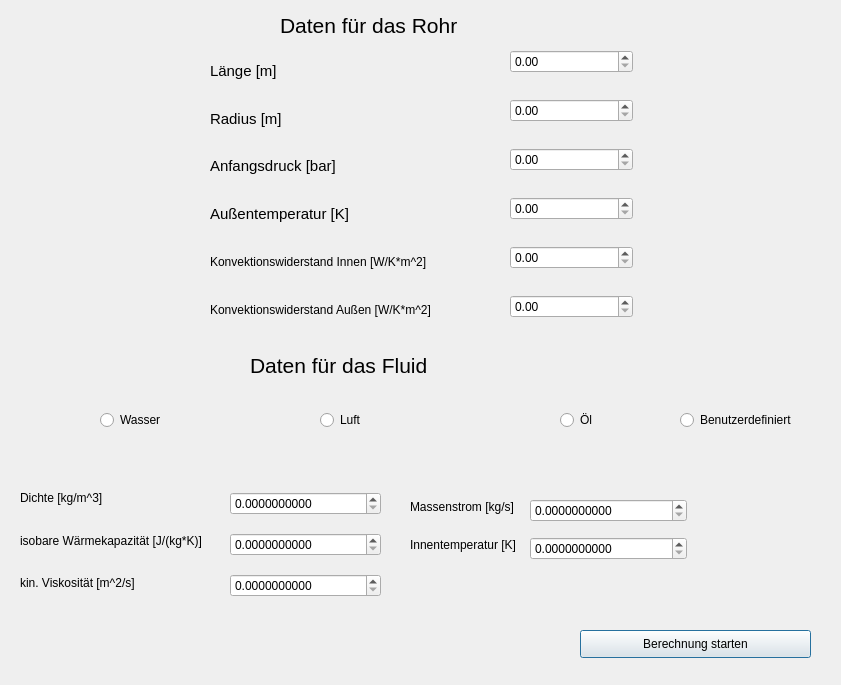
Old version of the form src/dateneingabe.ui in the repository maxiimilian/btube.
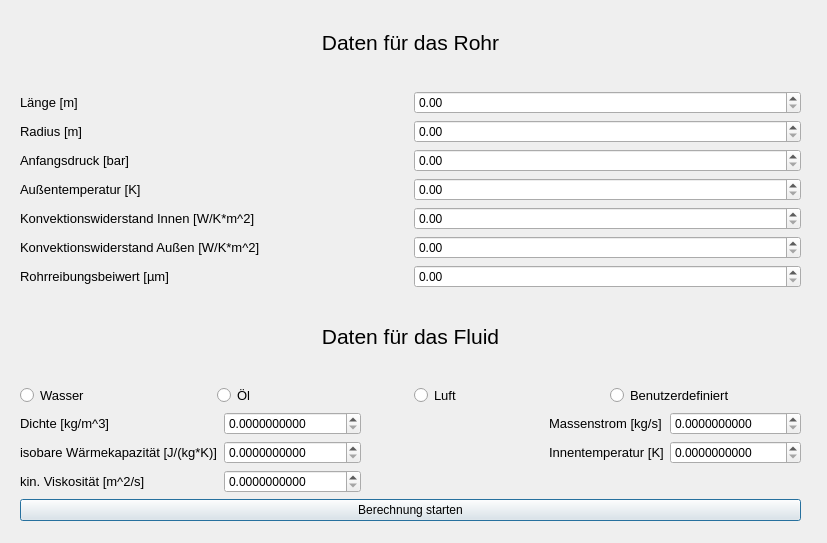
New version of the form.

Commit message:
GUI Überarbeitung
Design Änderungen an der GUI

What changed in the file:
```diff
--- a/src/dateneingabe.ui
+++ b/src/dateneingabe.ui
@@ -6,86 +6,171 @@
    <rect>
     <x>0</x>
     <y>0</y>
-    <width>841</width>
-    <height>685</height>
+    <width>827</width>
+    <height>543</height>
    </rect>
   </property>
   <property name="windowTitle">
    <string>Dateneingabe</string>
   </property>
-  <widget class="QLabel" name="label">
+  <widget class="QWidget" name="verticalLayoutWidget">
    <property name="geometry">
     <rect>
-     <x>280</x>
+     <x>20</x>
      <y>0</y>
-     <width>241</width>
-     <height>51</height>
+     <width>781</width>
+     <height>521</height>
     </rect>
    </property>
+   <layout class="QVBoxLayout" name="verticalLayout">
+    <item>
+     <widget class="QLabel" name="label">
    <property name="text">
-    <string>&lt;html&gt;&lt;head/&gt;&lt;body&gt;&lt;p&gt;&lt;span style=&quot; font-size:16pt;&quot;&gt;Daten für das Rohr&lt;/span&gt;&lt;/p&gt;&lt;/body&gt;&lt;/html&gt;</string>
-   </property>
-  </widget>
+       <string>&lt;html&gt;&lt;head/&gt;&lt;body&gt;&lt;p align=&quot;center&quot;&gt;&lt;span style=&quot; font-size:16pt;&quot;&gt;Daten für das Rohr&lt;/span&gt;&lt;/p&gt;&lt;/body&gt;&lt;/html&gt;</string>
+      </property>
+     </widget>
+    </item>
+    <item>
+     <layout class="QGridLayout" name="gridLayout">
+      <item row="1" column="0">
+       <widget class="QLabel" name="label_3">
+        <property name="text">
+         <string>&lt;html&gt;&lt;head/&gt;&lt;body&gt;&lt;p&gt;&lt;span style=&quot; font-size:10pt;&quot;&gt;Radius [m]&lt;/span&gt;&lt;/p&gt;&lt;/body&gt;&lt;/html&gt;</string>
+        </property>
+       </widget>
+      </item>
+      <item row="3" column="0">
+       <widget class="QLabel" name="label_13">
+        <property name="text">
+         <string>&lt;html&gt;&lt;head/&gt;&lt;body&gt;&lt;p&gt;&lt;span style=&quot; font-size:10pt;&quot;&gt;Außentemperatur [K]&lt;/span&gt;&lt;/p&gt;&lt;/body&gt;&lt;/html&gt;</string>
+        </property>
+       </widget>
+      </item>
+      <item row="1" column="1">
+       <widget class="QDoubleSpinBox" name="radius">
+        <property name="maximum">
+         <double>2000.000000000000000</double>
+        </property>
+       </widget>
+      </item>
+      <item row="2" column="0">
+       <widget class="QLabel" name="label_10">
+        <property name="text">
+         <string>&lt;html&gt;&lt;head/&gt;&lt;body&gt;&lt;p&gt;&lt;span style=&quot; font-size:10pt;&quot;&gt;Anfangsdruck [bar]&lt;/span&gt;&lt;/p&gt;&lt;/body&gt;&lt;/html&gt;</string>
+        </property>
+       </widget>
+      </item>
+      <item row="0" column="1">
+       <widget class="QDoubleSpinBox" name="laenge">
+        <property name="maximum">
+         <double>1000.000000000000000</double>
+        </property>
+       </widget>
+      </item>
+      <item row="2" column="1">
+       <widget class="QDoubleSpinBox" name="druckein">
+        <property name="maximum">
+         <double>1000.000000000000000</double>
+        </property>
+       </widget>
+      </item>
+      <item row="5" column="0">
+       <widget class="QLabel" name="label_11">
+        <property name="text">
+         <string>&lt;html&gt;&lt;head/&gt;&lt;body&gt;&lt;p&gt;&lt;span style=&quot; font-size:10pt;&quot;&gt;Konvektionswiderstand Innen [W/K*m^2]&lt;/span&gt;&lt;/p&gt;&lt;/body&gt;&lt;/html&gt;</string>
+        </property>
+       </widget>
+      </item>
+      <item row="6" column="1">
+       <widget class="QDoubleSpinBox" name="alpha_aussen">
+        <property name="maximum">
+         <double>10000000000.000000000000000</double>
+        </property>
+       </widget>
+      </item>
+      <item row="3" column="1">
+       <widget class="QDoubleSpinBox" name="temp_aussen">
+        <property name="maximum">
+         <double>10000000.000000000000000</double>
+        </property>
+       </widget>
+      </item>
+      <item row="5" column="1">
+       <widget class="QDoubleSpinBox" name="alpha_innen">
+        <property name="maximum">
+         <double>1000000000.000000000000000</double>
+        </property>
+       </widget>
+      </item>
+      <item row="6" column="0">
+       <widget class="QLabel" name="label_14">
+        <property name="text">
+         <string>&lt;html&gt;&lt;head/&gt;&lt;body&gt;&lt;p&gt;&lt;span style=&quot; font-size:10pt;&quot;&gt;Konvektionswiderstand Außen [W/K*m^2]&lt;/span&gt;&lt;/p&gt;&lt;/body&gt;&lt;/html&gt;</string>
+        </property>
+       </widget>
+      </item>
+      <item row="0" column="0">
+       <widget class="QLabel" name="label_2">
+        <property name="text">
+         <string>&lt;html&gt;&lt;head/&gt;&lt;body&gt;&lt;p&gt;&lt;span style=&quot; font-size:10pt;&quot;&gt;Länge [m]&lt;/span&gt;&lt;/p&gt;&lt;/body&gt;&lt;/html&gt;</string>
+        </property>
+       </widget>
+      </item>
+      <item row="7" column="0">
+       <widget class="QLabel" name="label_12">
+        <property name="text">
+         <string>&lt;html&gt;&lt;head/&gt;&lt;body&gt;&lt;p&gt;&lt;span style=&quot; font-size:10pt;&quot;&gt;Rohrreibungsbeiwert [µm]&lt;/span&gt;&lt;/p&gt;&lt;/body&gt;&lt;/html&gt;</string>
+        </property>
+       </widget>
+      </item>
+      <item row="7" column="1">
+       <widget class="QDoubleSpinBox" name="ksrohr">
+        <property name="maximum">
+         <double>100000.000000000000000</double>
+        </property>
+       </widget>
+      </item>
+     </layout>
+    </item>
+    <item>
   <widget class="QLabel" name="label_4">
-   <property name="geometry">
-    <rect>
-     <x>250</x>
-     <y>340</y>
-     <width>231</width>
-     <height>51</height>
-    </rect>
-   </property>
    <property name="text">
-    <string>&lt;html&gt;&lt;head/&gt;&lt;body&gt;&lt;p&gt;&lt;span style=&quot; font-size:16pt;&quot;&gt;Daten für das Fluid&lt;/span&gt;&lt;/p&gt;&lt;/body&gt;&lt;/html&gt;</string>
-   </property>
-  </widget>
+       <string>&lt;html&gt;&lt;head/&gt;&lt;body&gt;&lt;p align=&quot;center&quot;&gt;&lt;span style=&quot; font-size:16pt;&quot;&gt;Daten für das Fluid&lt;/span&gt;&lt;/p&gt;&lt;/body&gt;&lt;/html&gt;</string>
+      </property>
+     </widget>
+    </item>
+    <item>
+     <layout class="QHBoxLayout" name="horizontalLayout">
+      <item>
   <widget class="QRadioButton" name="Wasser">
-   <property name="geometry">
-    <rect>
-     <x>100</x>
-     <y>410</y>
-     <width>70</width>
-     <height>20</height>
-    </rect>
+        <property name="font">
+         <font>
+          <pointsize>10</pointsize>
+         </font>
    </property>
    <property name="text">
     <string>Wasser</string>
    </property>
   </widget>
+      </item>
+      <item>
   <widget class="QRadioButton" name="Oel">
-   <property name="geometry">
-    <rect>
-     <x>560</x>
-     <y>410</y>
-     <width>39</width>
-     <height>20</height>
-    </rect>
+        <property name="font">
+         <font>
+          <pointsize>10</pointsize>
+         </font>
    </property>
    <property name="text">
     <string>Öl</string>
    </property>
   </widget>
-  <widget class="QRadioButton" name="Benutzerdefiniert">
-   <property name="geometry">
-    <rect>
-     <x>680</x>
-     <y>410</y>
-     <width>124</width>
-     <height>20</height>
-    </rect>
-   </property>
-   <property name="text">
-    <string>Benutzerdefiniert</string>
-   </property>
-  </widget>
+      </item>
+      <item>
   <widget class="QRadioButton" name="Luft">
-   <property name="geometry">
-    <rect>
-     <x>320</x>
-     <y>410</y>
-     <width>48</width>
-     <height>20</height>
-    </rect>
+        <property name="font">
+         <font>
+          <pointsize>10</pointsize>
+         </font>
    </property>
    <property name="text">
     <string>Luft</string>
@@ -97,73 +182,58 @@
     <bool>false</bool>
    </property>
   </widget>
-  <widget class="QPushButton" name="pushButton">
-   <property name="geometry">
-    <rect>
-     <x>580</x>
-     <y>630</y>
-     <width>231</width>
-     <height>28</height>
-    </rect>
+      </item>
+      <item>
+       <widget class="QRadioButton" name="Benutzerdefiniert">
+        <property name="font">
+         <font>
+          <pointsize>10</pointsize>
+         </font>
    </property>
    <property name="text">
-    <string>Berechnung starten</string>
-   </property>
-  </widget>
-  <widget class="QWidget" name="layoutWidget">
-   <property name="geometry">
-    <rect>
-     <x>20</x>
-     <y>480</y>
-     <width>212</width>
-     <height>121</height>
-    </rect>
-   </property>
-   <layout class="QVBoxLayout" name="verticalLayout">
-    <item>
-     <widget class="QLabel" name="label_5">
-      <property name="text">
-       <string>Dichte [kg/m^3]</string>
-      </property>
-     </widget>
-    </item>
+         <string>Benutzerdefiniert</string>
+        </property>
+       </widget>
+      </item>
+     </layout>
+    </item>
     <item>
+     <layout class="QGridLayout" name="gridLayout_2">
+      <item row="1" column="0">
      <widget class="QLabel" name="label_8">
+        <property name="font">
+         <font>
+          <pointsize>10</pointsize>
+         </font>
+        </property>
       <property name="text">
        <string>isobare Wärmekapazität [J/(kg*K)]</string>
       </property>
      </widget>
     </item>
-    <item>
+      <item row="0" column="1">
+       <widget class="QDoubleSpinBox" name="Dichte">
+        <property name="decimals">
+         <number>10</number>
+        </property>
+        <property name="maximum">
+         <double>100000.000000000000000</double>
+        </property>
+       </widget>
+      </item>
+      <item row="2" column="0">
      <widget class="QLabel" name="label_6">
+        <property name="font">
+         <font>
+          <pointsize>10</pointsize>
+         </font>
+        </property>
       <property name="text">
        <string>kin. Viskosität [m^2/s]</string>
       </property>
      </widget>
     </item>
-   </layout>
-  </widget>
-  <widget class="QWidget" name="layoutWidget">
-   <property name="geometry">
-    <rect>
-     <x>230</x>
-     <y>480</y>
-     <width>151</width>
-     <height>131</height>
-    </rect>
-   </property>
-   <layout class="QVBoxLayout" name="verticalLayout_2">
-    <item>
-     <widget class="QDoubleSpinBox" name="Dichte">
-      <property name="decimals">
-       <number>10</number>
-      </property>
-      <property name="maximum">
-       <double>100000.000000000000000</double>
-      </property>
-     </widget>
-    </item>
-    <item>
+      <item row="1" column="1">
      <widget class="QDoubleSpinBox" name="Viskositaet">
       <property name="decimals">
        <number>10</number>
@@ -173,7 +243,7 @@
       </property>
      </widget>
     </item>
-    <item>
+      <item row="2" column="1">
      <widget class="QDoubleSpinBox" name="cpwert">
       <property name="decimals">
        <number>10</number>
@@ -183,153 +253,31 @@
       </property>
      </widget>
     </item>
-   </layout>
-  </widget>
-  <widget class="QWidget" name="layoutWidget">
-   <property name="geometry">
-    <rect>
-     <x>210</x>
-     <y>50</y>
-     <width>301</width>
-     <height>281</height>
-    </rect>
-   </property>
-   <layout class="QVBoxLayout" name="verticalLayout_3">
-    <item>
-     <widget class="QLabel" name="label_2">
-      <property name="text">
-       <string>&lt;html&gt;&lt;head/&gt;&lt;body&gt;&lt;p&gt;&lt;span style=&quot; font-size:11pt;&quot;&gt;Länge [m]&lt;/span&gt;&lt;/p&gt;&lt;/body&gt;&lt;/html&gt;</string>
-      </property>
-     </widget>
-    </item>
-    <item>
-     <widget class="QLabel" name="label_3">
-      <property name="text">
-       <string>&lt;html&gt;&lt;head/&gt;&lt;body&gt;&lt;p&gt;&lt;span style=&quot; font-size:11pt;&quot;&gt;Radius [m]&lt;/span&gt;&lt;/p&gt;&lt;/body&gt;&lt;/html&gt;</string>
-      </property>
-     </widget>
-    </item>
-    <item>
-     <widget class="QLabel" name="label_10">
-      <property name="text">
-       <string>&lt;html&gt;&lt;head/&gt;&lt;body&gt;&lt;p&gt;&lt;span style=&quot; font-size:11pt;&quot;&gt;Anfangsdruck [bar]&lt;/span&gt;&lt;/p&gt;&lt;/body&gt;&lt;/html&gt;</string>
-      </property>
-     </widget>
-    </item>
-    <item>
-     <widget class="QLabel" name="label_13">
-      <property name="text">
-       <string>&lt;html&gt;&lt;head/&gt;&lt;body&gt;&lt;p&gt;&lt;span style=&quot; font-size:11pt;&quot;&gt;Außentemperatur [K]&lt;/span&gt;&lt;/p&gt;&lt;/body&gt;&lt;/html&gt;</string>
-      </property>
-     </widget>
-    </item>
-    <item>
-     <widget class="QLabel" name="label_11">
-      <property name="text">
-       <string>&lt;html&gt;&lt;head/&gt;&lt;body&gt;&lt;p&gt;&lt;span style=&quot; font-size:9pt;&quot;&gt;Konvektionswiderstand Innen [W/K*m^2]&lt;/span&gt;&lt;/p&gt;&lt;/body&gt;&lt;/html&gt;</string>
-      </property>
-     </widget>
-    </item>
-    <item>
-     <widget class="QLabel" name="label_14">
-      <property name="text">
-       <string>&lt;html&gt;&lt;head/&gt;&lt;body&gt;&lt;p&gt;&lt;span style=&quot; font-size:9pt;&quot;&gt;Konvektionswiderstand Außen [W/K*m^2]&lt;/span&gt;&lt;/p&gt;&lt;/body&gt;&lt;/html&gt;</string>
-      </property>
-     </widget>
-    </item>
-   </layout>
-  </widget>
-  <widget class="QWidget" name="layoutWidget">
-   <property name="geometry">
-    <rect>
-     <x>510</x>
-     <y>30</y>
-     <width>123</width>
-     <height>311</height>
-    </rect>
-   </property>
-   <layout class="QVBoxLayout" name="verticalLayout_4">
-    <item>
-     <widget class="QDoubleSpinBox" name="laenge">
-      <property name="maximum">
-       <double>1000.000000000000000</double>
-      </property>
-     </widget>
-    </item>
-    <item>
-     <widget class="QDoubleSpinBox" name="radius">
-      <property name="maximum">
-       <double>2000.000000000000000</double>
-      </property>
-     </widget>
-    </item>
-    <item>
-     <widget class="QDoubleSpinBox" name="druckein">
-      <property name="maximum">
-       <double>1000.000000000000000</double>
-      </property>
-     </widget>
-    </item>
-    <item>
-     <widget class="QDoubleSpinBox" name="temp_aussen">
-      <property name="maximum">
-       <double>10000000.000000000000000</double>
-      </property>
-     </widget>
-    </item>
-    <item>
-     <widget class="QDoubleSpinBox" name="alpha_innen">
-      <property name="maximum">
-       <double>1000000000.000000000000000</double>
-      </property>
-     </widget>
-    </item>
-    <item>
-     <widget class="QDoubleSpinBox" name="alpha_aussen">
-      <property name="maximum">
-       <double>10000000000.000000000000000</double>
-      </property>
-     </widget>
-    </item>
-   </layout>
-  </widget>
-  <widget class="QWidget" name="layoutWidget">
-   <property name="geometry">
-    <rect>
-     <x>410</x>
-     <y>490</y>
-     <width>125</width>
-     <height>71</height>
-    </rect>
-   </property>
-   <layout class="QVBoxLayout" name="verticalLayout_5">
-    <item>
-     <widget class="QLabel" name="label_7">
-      <property name="text">
-       <string>Massenstrom [kg/s]</string>
-      </property>
-     </widget>
-    </item>
-    <item>
+      <item row="1" column="3">
      <widget class="QLabel" name="label_9">
+        <property name="font">
+         <font>
+          <pointsize>10</pointsize>
+         </font>
+        </property>
       <property name="text">
        <string>Innentemperatur [K]</string>
       </property>
      </widget>
     </item>
-   </layout>
-  </widget>
-  <widget class="QWidget" name="layoutWidget">
-   <property name="geometry">
-    <rect>
-     <x>530</x>
-     <y>490</y>
-     <width>157</width>
-     <height>81</height>
-    </rect>
-   </property>
-   <layout class="QVBoxLayout" name="verticalLayout_6">
-    <item>
+      <item row="0" column="3">
+       <widget class="QLabel" name="label_7">
+        <property name="font">
+         <font>
+          <pointsize>10</pointsize>
+         </font>
+        </property>
+        <property name="text">
+         <string>Massenstrom [kg/s]</string>
+        </property>
+       </widget>
+      </item>
+      <item row="0" column="4">
      <widget class="QDoubleSpinBox" name="Massenstrom">
       <property name="decimals">
        <number>10</number>
@@ -339,13 +287,47 @@
       </property>
      </widget>
     </item>
-    <item>
+      <item row="1" column="4">
      <widget class="QDoubleSpinBox" name="temp_Innen">
       <property name="decimals">
        <number>10</number>
       </property>
       <property name="maximum">
        <double>10000.000000000000000</double>
+        </property>
+       </widget>
+      </item>
+      <item row="0" column="0">
+       <widget class="QLabel" name="label_5">
+        <property name="font">
+         <font>
+          <pointsize>10</pointsize>
+         </font>
+        </property>
+        <property name="text">
+         <string>Dichte [kg/m^3]</string>
+        </property>
+       </widget>
+      </item>
+      <item row="0" column="2">
+       <spacer name="horizontalSpacer">
+        <property name="orientation">
+         <enum>Qt::Horizontal</enum>
+        </property>
+        <property name="sizeHint" stdset="0">
+         <size>
+          <width>4080</width>
+          <height>20</height>
+         </size>
+        </property>
+       </spacer>
+      </item>
+     </layout>
+    </item>
+    <item>
+     <widget class="QPushButton" name="pushButton">
+      <property name="text">
+       <string>Berechnung starten</string>
       </property>
      </widget>
     </item>
```
Lines whose indentation alone changed are shown as unchanged. The commit also changes 1 other file.
